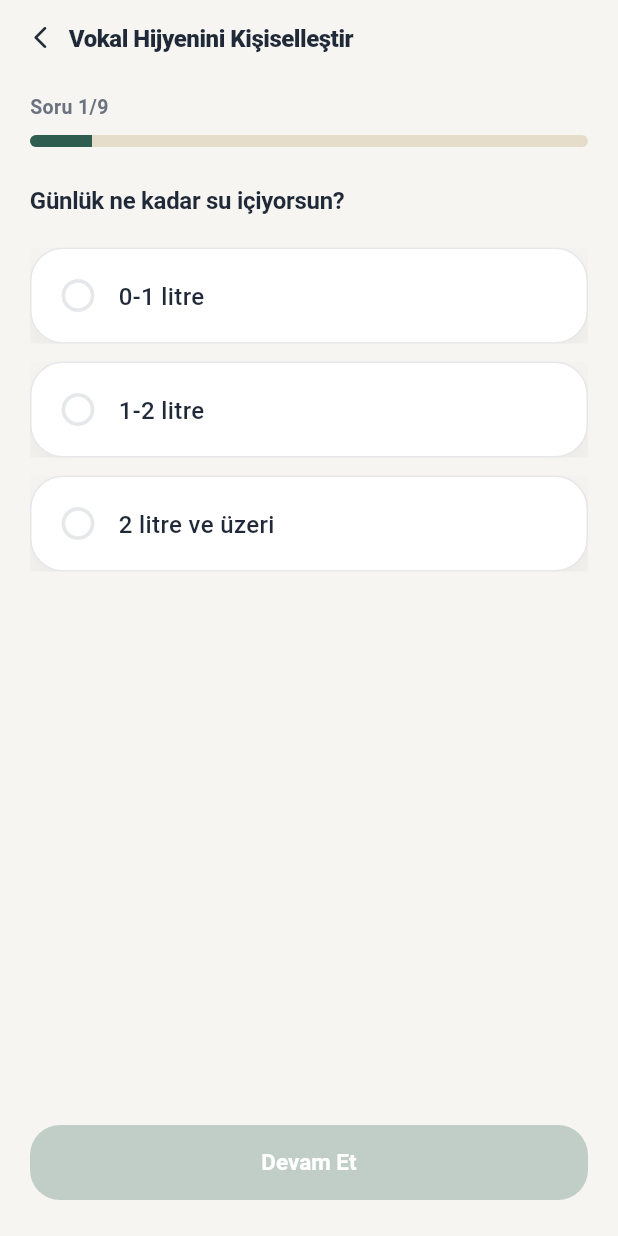
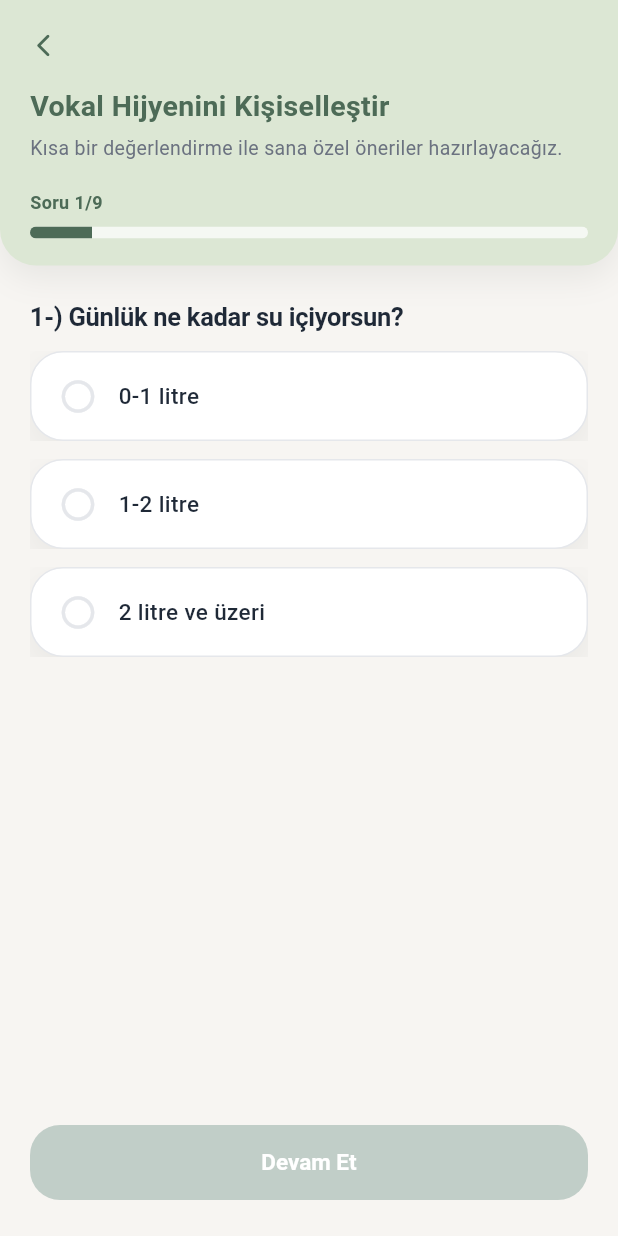
Before and after one commit to elifyildizzz/voice-therapy-app, a Flutter app: the VocalHygieneOnboardingScreen screen opened directly, on a phone screen of 412 x 824 dp. Run offline on Flutter 3.47's test engine with Material 3 defaults, Android fonts, the phone set to English and light mode, and no system bars; our stand-ins replace sqflite, video_player; missing offline and left inert: record; accounts and stored records are empty; Roboto replaces fonts that are missing (SF Pro Display).

Commit message:
improve uı

```diff
--- a/mobile/lib/screens/app_shell_screen.dart
+++ b/mobile/lib/screens/app_shell_screen.dart
@@ -138,8 +138,8 @@ class _AppShellScreenState extends State<AppShellScreen> {
 
             return Scaffold(
               body: AnnotatedRegion<SystemUiOverlayStyle>(
-                value: SystemUiOverlayStyle(
-                  statusBarColor: const Color(0xFFDCE7D4),
+                value: const SystemUiOverlayStyle(
+                  statusBarColor: Color(0xFFDCE7D4),
                   statusBarIconBrightness: Brightness.dark,
                   statusBarBrightness: Brightness.light,
                   systemNavigationBarColor: AppTheme.card,
--- a/mobile/lib/screens/breath_control_screen.dart
+++ b/mobile/lib/screens/breath_control_screen.dart
@@ -218,7 +218,10 @@ class _BreathControlScreenState extends State<BreathControlScreen> {
         ),
         child: Column(
           children: [
-            const AppTopHeader.withBack(title: 'Nefes Kontrolü'),
+            const AppTopHeader.withBack(
+              title: 'Nefes Kontrolü',
+              showDivider: true,
+            ),
             Expanded(
               child: SingleChildScrollView(
                 padding: const EdgeInsets.fromLTRB(20, 16, 20, 28),
--- a/mobile/lib/screens/breath_control_video_screen.dart
+++ b/mobile/lib/screens/breath_control_video_screen.dart
@@ -30,7 +30,10 @@ class BreathControlVideoScreen extends StatelessWidget {
         ),
         child: Column(
           children: [
-            AppTopHeader.withBack(title: exercise.titleTr),
+            AppTopHeader.withBack(
+              title: exercise.titleTr,
+              showDivider: true,
+            ),
             Expanded(
               child: SingleChildScrollView(
                 padding: const EdgeInsets.fromLTRB(20, 16, 20, 28),
--- a/mobile/lib/screens/vocal_hygiene_onboarding_screen.dart
+++ b/mobile/lib/screens/vocal_hygiene_onboarding_screen.dart
@@ -6,7 +6,6 @@ import '../models/vocal_hygiene_question.dart';
 import '../models/vocal_hygiene_survey_response.dart';
 import '../services/vocal_hygiene_repository.dart';
 import '../theme/app_theme.dart';
-import '../widgets/app_top_header.dart';
 import 'vocal_hygiene_screen.dart';
 
 class VocalHygieneOnboardingScreen extends StatefulWidget {
@@ -113,53 +112,37 @@ class _VocalHygieneOnboardingScreenState
     final isLastQuestion = _currentIndex == _questions.length - 1;
     return Scaffold(
       body: AnnotatedRegion<SystemUiOverlayStyle>(
-        value: SystemUiOverlayStyle.light.copyWith(
-          statusBarColor: Colors.transparent,
+        value: SystemUiOverlayStyle.dark.copyWith(
+          statusBarColor: AppTheme.homeCard,
           systemNavigationBarColor: AppTheme.surface,
         ),
         child: Column(
           children: [
-            const AppTopHeader.withBack(
-              title: 'Vokal Hijyenini Kişiselleştir',
+            _VocalHygieneSurveyHeader(
+              progress: progress,
+              currentQuestion: _currentIndex + 1,
+              totalQuestions: _questions.length,
             ),
             Expanded(
               child: Padding(
-                padding: const EdgeInsets.fromLTRB(20, 14, 20, 24),
+                padding: const EdgeInsets.fromLTRB(20, 24, 20, 24),
                 child: Column(
                   crossAxisAlignment: CrossAxisAlignment.stretch,
                   children: [
                     Text(
-                      'Soru ${_currentIndex + 1}/${_questions.length}',
+                      '${_currentIndex + 1}-) ${question.title}',
                       style: const TextStyle(
-                        fontSize: 13,
-                        fontWeight: FontWeight.w600,
-                        color: AppTheme.textMuted,
-                      ),
-                    ),
-                    const SizedBox(height: 10),
-                    ClipRRect(
-                      borderRadius: BorderRadius.circular(999),
-                      child: LinearProgressIndicator(
-                        value: progress,
-                        minHeight: 8,
-                        backgroundColor: AppTheme.sand,
-                        color: AppTheme.primary,
-                      ),
-                    ),
-                    const SizedBox(height: 26),
-                    Text(
-                      question.title,
-                      style: const TextStyle(
-                        fontSize: 16,
+                        fontSize: 17,
                         fontWeight: FontWeight.w700,
                         color: AppTheme.textPrimary,
-                        height: 1.16,
+                        height: 1.25,
                         letterSpacing: -0.2,
                       ),
                     ),
-                    const SizedBox(height: 22),
+                    const SizedBox(height: 12),
                     Expanded(
                       child: ListView.separated(
+                        padding: EdgeInsets.zero,
                         itemCount: question.options.length,
                         separatorBuilder: (_, __) => const SizedBox(height: 12),
                         itemBuilder: (context, index) {
@@ -196,6 +179,9 @@ class _VocalHygieneOnboardingScreenState
                           flex: _currentIndex > 0 ? 2 : 1,
                           child: FilledButton(
                             onPressed: _canContinue ? _continue : null,
+                            style: FilledButton.styleFrom(
+                              backgroundColor: AppTheme.homeAccent,
+                            ),
                             child: _isSubmitting
                                 ? const SizedBox(
                                     width: 20,
@@ -225,6 +211,102 @@ class _VocalHygieneOnboardingScreenState
   }
 }
 
+class _VocalHygieneSurveyHeader extends StatelessWidget {
+  const _VocalHygieneSurveyHeader({
+    required this.progress,
+    required this.currentQuestion,
+    required this.totalQuestions,
+  });
+
+  final double progress;
+  final int currentQuestion;
+  final int totalQuestions;
+
+  @override
+  Widget build(BuildContext context) {
+    final topInset = MediaQuery.paddingOf(context).top;
+
+    return Container(
+      width: double.infinity,
+      padding: EdgeInsets.fromLTRB(20, topInset + 12, 20, 18),
+      decoration: const BoxDecoration(
+        color: AppTheme.homeCard,
+        borderRadius: BorderRadius.vertical(bottom: Radius.circular(24)),
+        boxShadow: [
+          BoxShadow(
+            color: Color(0x120F1B16),
+            blurRadius: 18,
+            offset: Offset(0, 8),
+          ),
+        ],
+      ),
+      child: Column(
+        crossAxisAlignment: CrossAxisAlignment.start,
+        children: [
+          GestureDetector(
+            onTap: () => Navigator.of(context).maybePop(),
+            behavior: HitTestBehavior.opaque,
+            child: const SizedBox(
+              width: 36,
+              height: 36,
+              child: Align(
+                alignment: Alignment.centerLeft,
+                child: Icon(
+                  Icons.arrow_back_ios_new_rounded,
+                  color: AppTheme.homeAccent,
+                  size: 18,
+                ),
+              ),
+            ),
+          ),
+          const SizedBox(height: 12),
+          const Text(
+            'Vokal Hijyenini Kişiselleştir',
+            style: TextStyle(
+              color: AppTheme.homeAccent,
+              fontSize: 19,
+              fontWeight: FontWeight.w700,
+              height: 1.15,
+            ),
+          ),
+          const SizedBox(height: 8),
+          const Text(
+            'Kısa bir değerlendirme ile sana özel öneriler hazırlayacağız.',
+            style: TextStyle(
+              color: AppTheme.textMuted,
+              fontSize: 13,
+              height: 1.35,
+            ),
+          ),
+          const SizedBox(height: 18),
+          Row(
+            children: [
+              Text(
+                'Soru $currentQuestion/$totalQuestions',
+                style: const TextStyle(
+                  color: AppTheme.homeAccent,
+                  fontSize: 12,
+                  fontWeight: FontWeight.w700,
+                ),
+              ),
+            ],
+          ),
+          const SizedBox(height: 8),
+          ClipRRect(
+            borderRadius: BorderRadius.circular(999),
+            child: LinearProgressIndicator(
+              value: progress,
+              minHeight: 8,
+              backgroundColor: Colors.white.withValues(alpha: 0.72),
+              color: AppTheme.homeAccent,
+            ),
+          ),
+        ],
+      ),
+    );
+  }
+}
+
 class _OptionCard extends StatelessWidget {
   const _OptionCard({
     required this.label,
@@ -246,12 +328,12 @@ class _OptionCard extends StatelessWidget {
         borderRadius: BorderRadius.circular(22),
         onTap: onTap,
         child: Ink(
-          padding: const EdgeInsets.symmetric(horizontal: 18, vertical: 18),
+          padding: const EdgeInsets.symmetric(horizontal: 18, vertical: 16),
           decoration: BoxDecoration(
             color: isSelected ? AppTheme.soft : AppTheme.card,
             borderRadius: BorderRadius.circular(22),
             border: Border.all(
-              color: isSelected ? AppTheme.primary : AppTheme.cardBorder,
+              color: isSelected ? AppTheme.homeAccent : AppTheme.cardBorder,
               width: isSelected ? 1.5 : 1,
             ),
             boxShadow: isSelected ? null : AppTheme.softShadow,
@@ -266,7 +348,7 @@ class _OptionCard extends StatelessWidget {
                     : (isSelected
                         ? Icons.radio_button_checked_rounded
                         : Icons.radio_button_unchecked_rounded),
-                color: isSelected ? AppTheme.primary : AppTheme.cardBorder,
+                color: isSelected ? AppTheme.homeAccent : AppTheme.cardBorder,
                 size: 26,
               ),
               const SizedBox(width: 14),
@@ -274,7 +356,7 @@ class _OptionCard extends StatelessWidget {
                 child: Text(
                   label,
                   style: const TextStyle(
-                    fontSize: 16,
+                    fontSize: 15,
                     fontWeight: FontWeight.w500,
                     color: AppTheme.textPrimary,
                   ),
--- a/mobile/lib/screens/vocal_hygiene_screen.dart
+++ b/mobile/lib/screens/vocal_hygiene_screen.dart
@@ -211,7 +211,10 @@ class _VocalHygieneScreenState extends State<VocalHygieneScreen> {
         ),
         child: Column(
           children: [
-            const AppTopHeader.withBack(title: 'Vokal Hijyen'),
+            const AppTopHeader.withBack(
+              title: 'Vokal Hijyen',
+              showDivider: true,
+            ),
             Expanded(
               child: ListView(
                 padding: const EdgeInsets.fromLTRB(0, 16, 0, 24),
--- a/mobile/lib/screens/voice_analyze_consent_screen.dart
+++ b/mobile/lib/screens/voice_analyze_consent_screen.dart
@@ -22,7 +22,11 @@ class VoiceAnalyzeConsentScreen extends StatelessWidget {
         ),
         child: Column(
           children: [
-            const AppTopHeader.withBack(title: 'Ses Sağlığı Ön Tarama Testi'),
+            const AppTopHeader.withBack(
+              title: 'Ses Sağlığı Ön Tarama Testi',
+              showBackButton: false,
+              showDivider: true,
+            ),
             Expanded(
               child: Padding(
                 padding: const EdgeInsets.fromLTRB(16, 18, 16, 22),
```
Also changed, not shown: mobile/lib/screens/client_form_screen.dart (+27 -49 lines), mobile/lib/screens/sz_test_screen.dart (+21 -12 lines), mobile/lib/screens/vocal_exercise_video_screen.dart (+39 -30 lines), mobile/lib/screens/vocal_function_exercises_screen.dart (+9 -4 lines), mobile/lib/screens/voice_analyze_screen.dart (+8 -11 lines), mobile/lib/screens/voice_assessment_tests_screen.dart (+8 -6 lines), mobile/lib/widgets/app_bottom_navigation_bar.dart (+5 -3 lines), mobile/lib/widgets/app_top_header.dart (+25 -3 lines).
